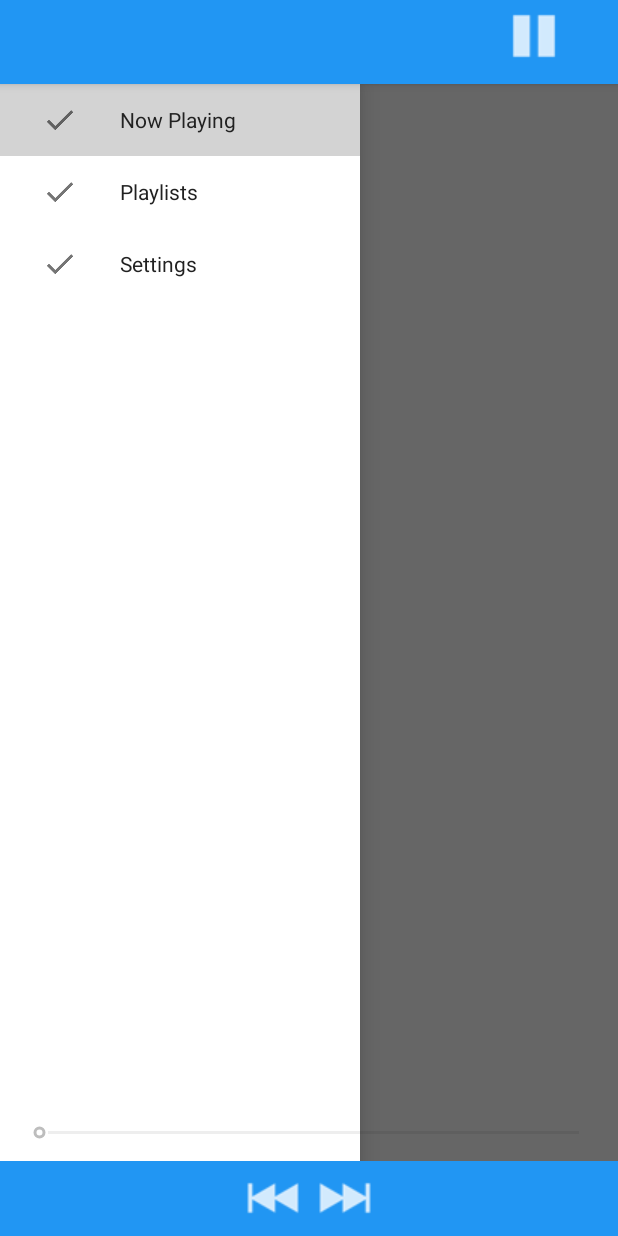
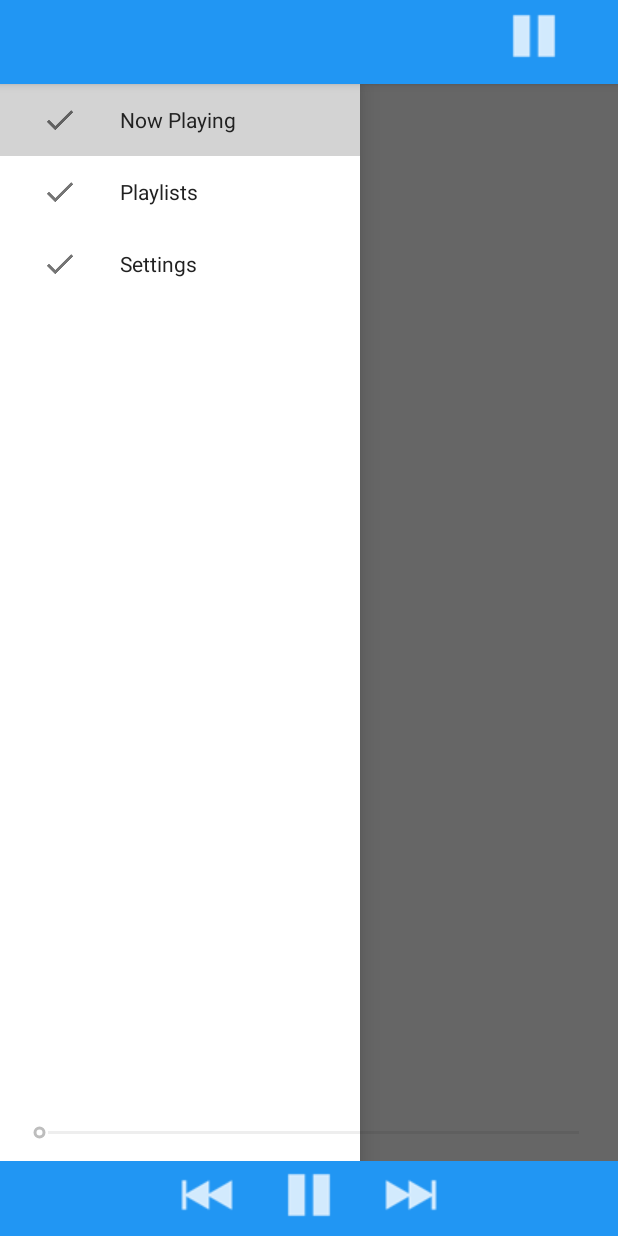
Before and after one commit to dannybit/TuneFlow, an Android app: the fragment NowPlayingFragment placed in its activity, with the side drawer open, on a phone screen of 412 x 824 dp. Run offline under Robolectric (Android 15) with nearby library versions, the phone set to English and light mode, and no system bars; our stand-ins replace Picasso; libraries missing offline, so code that uses them is left out: com.loopj.android, com.sothree.slidinguppanel; plain views replace SlidingUpPanelLayout; pictures from the network do not load; 13 statements that could not run were skipped.

Commit message:
readded second play/pause button for full page NowPlayingFragment

```diff
--- a/app/src/main/res/layout/fragment_now_playing.xml
+++ b/app/src/main/res/layout/fragment_now_playing.xml
@@ -38,8 +38,9 @@
 
                 />
 
+
             <ImageButton
-                android:id="@+id/bPlayOrPause"
+                android:id="@+id/bSlidingPlayerPlayOrPause"
                 android:layout_width="0dp"
                 android:layout_height="wrap_content"
                 android:layout_marginLeft="10dp"
@@ -66,7 +67,8 @@
         android:gravity="center"
         android:background="@color/myPrimaryColor"
         android:orientation="horizontal"
-        android:layout_marginTop="10dp">
+        android:layout_marginTop="10dp"
+        android:paddingBottom="5dp">
 
 
 
@@ -78,7 +80,16 @@
             android:layout_height="wrap_content"
             android:src="@drawable/btn_previous"
             android:background="@android:color/transparent"
+            />
 
+        <ImageButton
+            android:id="@+id/bPlayOrPause"
+            android:layout_width="wrap_content"
+            android:layout_height="wrap_content"
+            android:layout_marginLeft="20dp"
+            android:layout_marginRight="20dp"
+            android:src="@drawable/btn_pause"
+            android:background="@android:color/transparent"
             />
 
 
```
